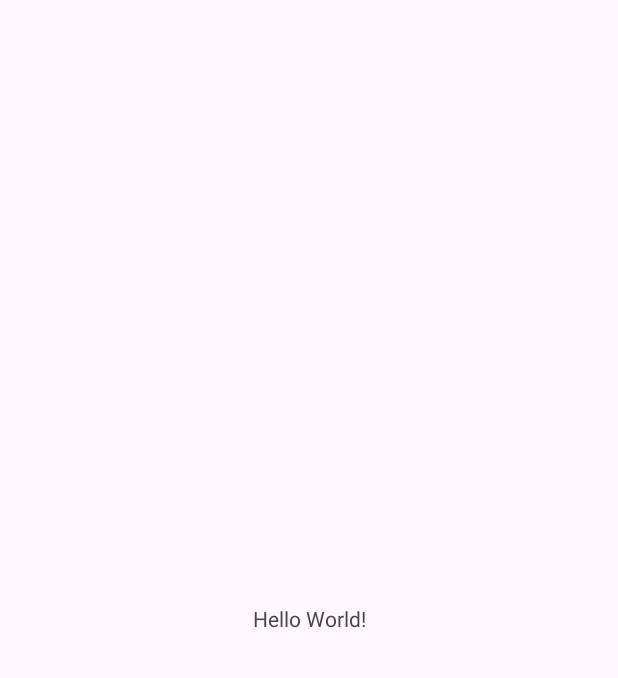
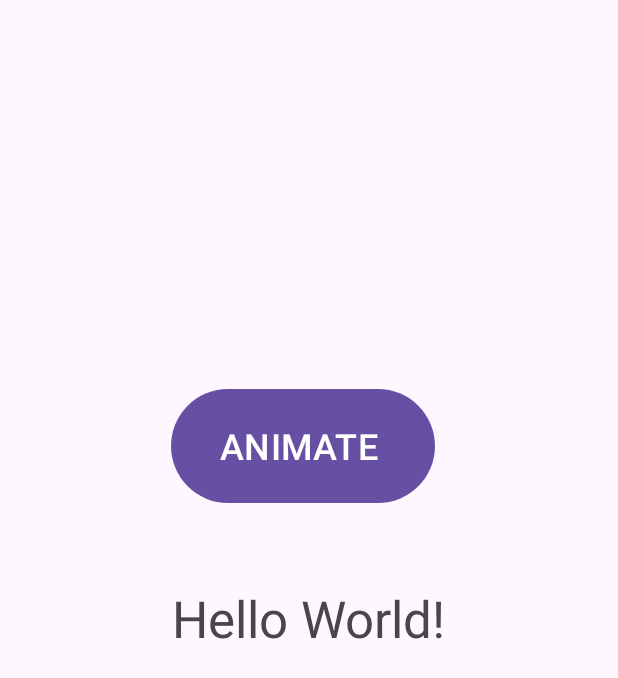
Before and after one commit to mohittalwar23/androiddev, an Android app: the screen it shows after launch (MainActivity), on a phone screen of 412 x 824 dp. Before the commit the part shown is almost empty. Shown: the top 678 px of the screen. Run offline under Robolectric (Android 15) with nearby library versions, the phone set to English and light mode, and no system bars; libraries missing offline, so code that uses them is left out: com.daimajia.androidanimations.

Commit message:
first animation done?

```diff
--- a/TryingAnimations/app/build.gradle.kts
+++ b/TryingAnimations/app/build.gradle.kts
@@ -39,6 +39,7 @@ dependencies {
 
     implementation("androidx.core:core-ktx:1.12.0")
     implementation("androidx.appcompat:appcompat:1.6.1")
+    implementation ("com.daimajia.androidanimations:library:2.4@aar")
     implementation("com.google.android.material:material:1.11.0")
     implementation("androidx.constraintlayout:constraintlayout:2.1.4")
     testImplementation("junit:junit:4.13.2")
--- a/TryingAnimations/app/src/main/java/com/example/tryinganimations/MainActivity.kt
+++ b/TryingAnimations/app/src/main/java/com/example/tryinganimations/MainActivity.kt
@@ -2,10 +2,24 @@ package com.example.tryinganimations
 
 import androidx.appcompat.app.AppCompatActivity
 import android.os.Bundle
+import android.widget.Button
+import com.daimajia.androidanimations.library.Techniques
+import com.daimajia.androidanimations.library.YoYo
 
 class MainActivity : AppCompatActivity() {
+    lateinit var b1:Button
     override fun onCreate(savedInstanceState: Bundle?) {
         super.onCreate(savedInstanceState)
         setContentView(R.layout.activity_main)
+        b1=findViewById(R.id.animateButton)
+
+        b1.setOnClickListener{
+            YoYo.with(Techniques.Tada)
+                .duration(700)
+                .repeat(5)
+                .playOn(findViewById(R.id.textView));
+
+        }
+
     }
 }
--- a/TryingAnimations/app/src/main/res/layout/activity_main.xml
+++ b/TryingAnimations/app/src/main/res/layout/activity_main.xml
@@ -1,5 +1,5 @@
 <?xml version="1.0" encoding="utf-8"?>
-<androidx.constraintlayout.widget.ConstraintLayout xmlns:android="http://schemas.android.com/apk/res/android"
+<RelativeLayout xmlns:android="http://schemas.android.com/apk/res/android"
     xmlns:app="http://schemas.android.com/apk/res-auto"
     xmlns:tools="http://schemas.android.com/tools"
     android:layout_width="match_parent"
@@ -7,12 +7,26 @@
     tools:context=".MainActivity">
 
     <TextView
+        android:id="@+id/textView"
         android:layout_width="wrap_content"
         android:layout_height="wrap_content"
+        android:layout_centerInParent="true"
         android:text="Hello World!"
+        android:textSize="34sp"
         app:layout_constraintBottom_toBottomOf="parent"
         app:layout_constraintEnd_toEndOf="parent"
         app:layout_constraintStart_toStartOf="parent"
         app:layout_constraintTop_toTopOf="parent" />
 
-</androidx.constraintlayout.widget.ConstraintLayout>
+    <Button
+        android:id="@+id/animateButton"
+        android:layout_width="176dp"
+        android:layout_height="84dp"
+        android:layout_above="@+id/textView"
+        android:layout_alignParentStart="true"
+        android:layout_marginStart="114dp"
+        android:layout_marginBottom="50dp"
+        android:text="ANIMATE "
+        android:textSize="24sp" />
+
+</RelativeLayout>
```
